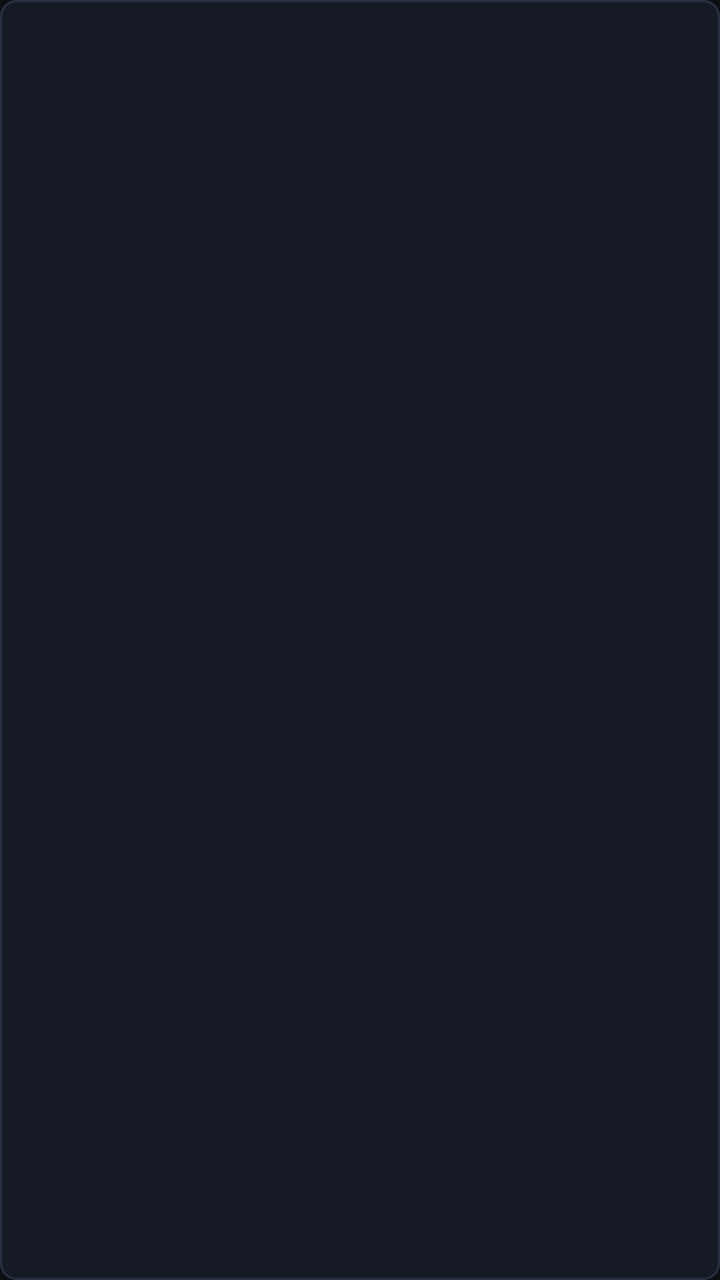
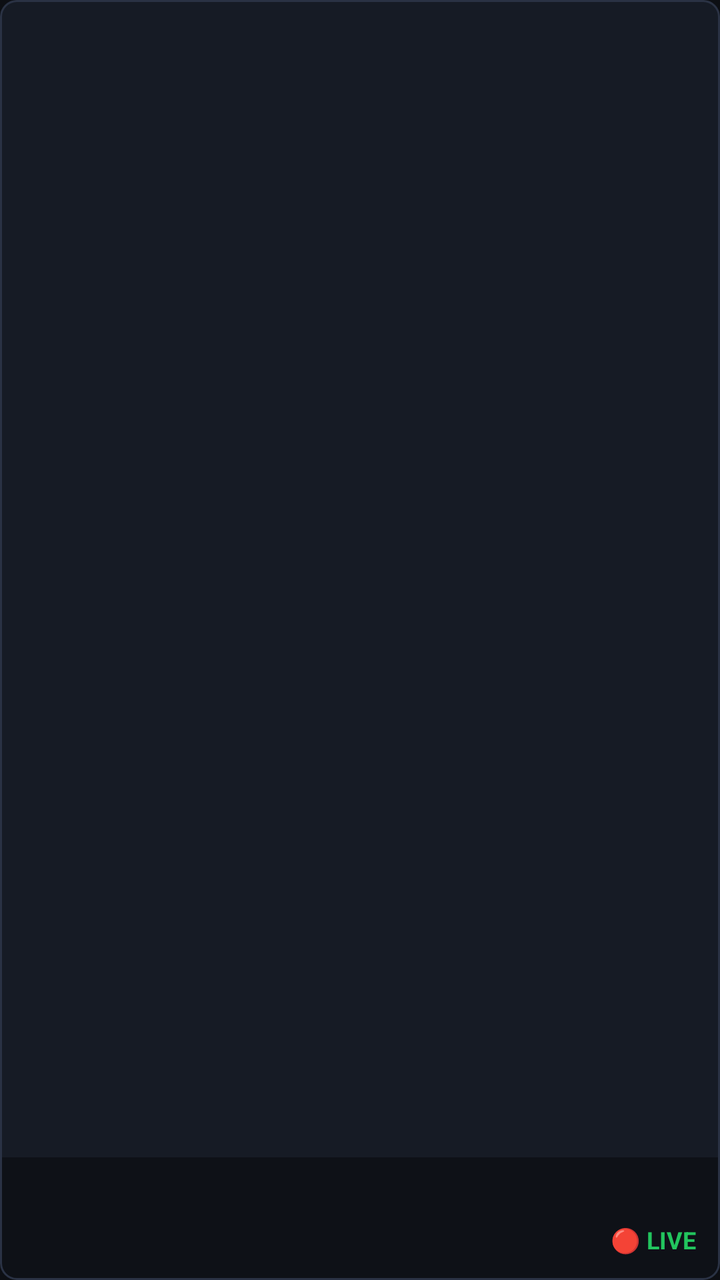

An Android layout rendered at two revisions. The XML below is the earlier revision; the diff shows what the commit changed to produce the second picture.
<!-- AndroidManifest.xml: application theme Theme.SportsTv -->
<!-- res/layout/item_stream_card.xml -->
<?xml version="1.0" encoding="utf-8"?>
<androidx.cardview.widget.CardView xmlns:android="http://schemas.android.com/apk/res/android"
    xmlns:app="http://schemas.android.com/apk/res-auto"
    android:layout_width="240dp"
    android:layout_height="160dp"
    android:focusable="true"
    android:clickable="true"
    android:foreground="@drawable/card_background"
    app:cardCornerRadius="8dp"
    app:cardElevation="4dp"
    app:cardBackgroundColor="@color/card_background">

    <LinearLayout
        android:layout_width="match_parent"
        android:layout_height="match_parent"
        android:orientation="vertical">

        
        <FrameLayout
            android:layout_width="match_parent"
            android:layout_height="0dp"
            android:layout_weight="1">
            
            <ImageView
                android:id="@+id/iv_thumbnail"
                android:layout_width="match_parent"
                android:layout_height="match_parent"
                android:scaleType="centerCrop"
                android:contentDescription="Match thumbnail" />
                
            <TextView
                android:id="@+id/tv_favorite_icon"
                android:layout_width="wrap_content"
                android:layout_height="wrap_content"
                android:layout_gravity="top|end"
                android:layout_margin="8dp"
                android:text="⭐"
                android:textSize="18sp"
                android:visibility="gone"
                android:shadowColor="#000000"
                android:shadowDx="1"
                android:shadowDy="1"
                android:shadowRadius="2" />
        </FrameLayout>

        
        <LinearLayout
            android:layout_width="match_parent"
            android:layout_height="wrap_content"
            android:orientation="vertical"
            android:background="@color/tv_bg_overlay"
            android:padding="12dp">

            <TextView
                android:id="@+id/tv_title"
                android:layout_width="match_parent"
                android:layout_height="wrap_content"
                android:textColor="@color/tv_text_primary"
                android:textSize="14sp"
                android:textStyle="bold"
                android:maxLines="1"
                android:ellipsize="end" />

            <LinearLayout
                android:layout_width="match_parent"
                android:layout_height="wrap_content"
                android:orientation="horizontal"
                android:layout_marginTop="2dp">

                <TextView
                    android:id="@+id/tv_subtitle"
                    android:layout_width="0dp"
                    android:layout_height="wrap_content"
                    android:layout_weight="1"
                    android:textColor="@color/tv_text_secondary"
                    android:textSize="12sp"
                    android:maxLines="1"
                    android:ellipsize="end" />

                <TextView
                    android:id="@+id/tv_live_badge"
                    android:layout_width="wrap_content"
                    android:layout_height="wrap_content"
                    android:text="🔴 LIVE"
                    android:textColor="@color/live_green"
                    android:textSize="12sp"
                    android:textStyle="bold" />

            </LinearLayout>
        </LinearLayout>
    </LinearLayout>

</androidx.cardview.widget.CardView>
<!-- resources referenced by this layout -->
<resources>
  <color name="card_background">#161b25</color>
  <color name="live_green">#22c55e</color>
  <color name="tv_bg_overlay">#CC0d0f14</color>
  <color name="tv_text_primary">#FFFFFF</color>
  <color name="tv_text_secondary">#9AFFFFFF</color>
  <!-- drawable card_background (drawable) -->
  <?xml version="1.0" encoding="utf-8"?>
  <selector xmlns:android="http://schemas.android.com/apk/res/android">
      <item android:state_focused="true">
          <shape android:shape="rectangle">
              <solid android:color="#1e2535" />
              <stroke android:width="2dp" android:color="#3b82f6" />
              <corners android:radius="8dp" />
          </shape>
      </item>
      <item>
          <shape android:shape="rectangle">
              <solid android:color="#161b25" />
              <stroke android:width="1dp" android:color="#2a3244" />
              <corners android:radius="8dp" />
          </shape>
      </item>
  </selector>
  <style name="Theme.SportsTv" parent="Theme.Leanback">
          <item name="android:windowBackground">@color/background_dark</item>
      </style>
  <color name="background_dark">#0d0f14</color>
</resources>

<!-- the commit's change to res/layout/item_stream_card.xml (unified diff, before → after) -->
@@ -5,7 +5,7 @@
     android:layout_height="160dp"
     android:focusable="true"
     android:clickable="true"
-    android:foreground="@drawable/card_background"
+    android:foreground="@drawable/card_foreground"
     app:cardCornerRadius="8dp"
     app:cardElevation="4dp"
     app:cardBackgroundColor="@color/card_background">
<!-- resource entries referenced after the edit -->
@@ -5,19 +5,19 @@
   <color name="tv_bg_overlay">#CC0d0f14</color>
   <color name="tv_text_primary">#FFFFFF</color>
   <color name="tv_text_secondary">#9AFFFFFF</color>
-  <!-- drawable card_background (drawable) -->
+  <!-- drawable card_foreground (drawable) -->
   <?xml version="1.0" encoding="utf-8"?>
   <selector xmlns:android="http://schemas.android.com/apk/res/android">
       <item android:state_focused="true">
           <shape android:shape="rectangle">
-              <solid android:color="#1e2535" />
+              <solid android:color="@android:color/transparent" />
               <stroke android:width="2dp" android:color="#3b82f6" />
               <corners android:radius="8dp" />
           </shape>
       </item>
       <item>
           <shape android:shape="rectangle">
-              <solid android:color="#161b25" />
+              <solid android:color="@android:color/transparent" />
               <stroke android:width="1dp" android:color="#2a3244" />
               <corners android:radius="8dp" />
           </shape>
